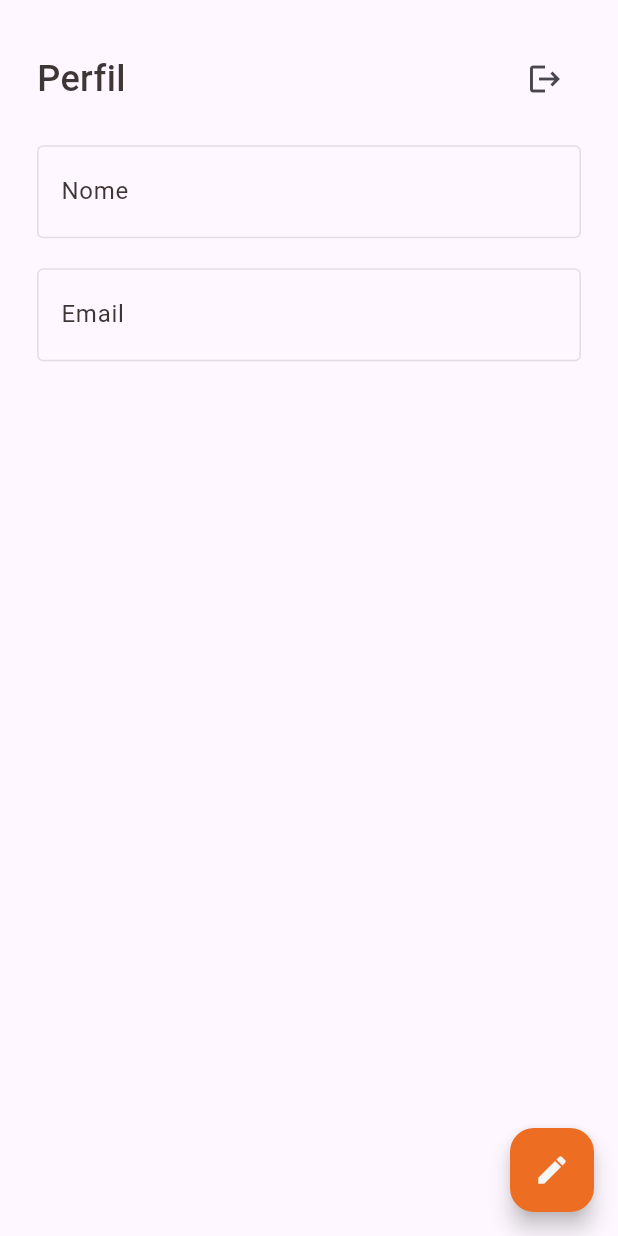
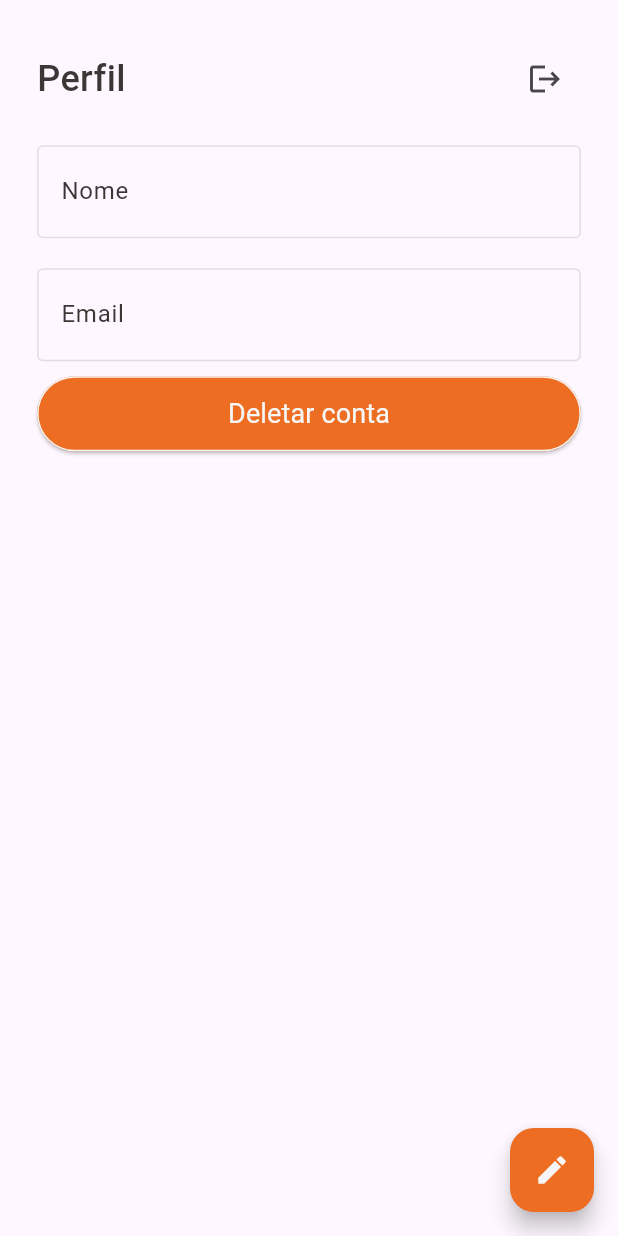
Before and after one commit to SAMES-SQUAD/sam_maker, a Flutter app: the ProfileScreen screen opened directly, on a phone screen of 412 x 824 dp. Run offline on Flutter 3.47's test engine with Material 3 defaults, Android fonts, the phone set to English and light mode, and no system bars; our stand-ins replace cloud_firestore, easy_search_bar, firebase_auth, firebase_core; accounts and stored records are empty; generated files the repository leaves out were written again.

Commit message:
Adicionando a opção de deletar a conta no perfil

```diff
--- a/lib/screens/profile_screen.dart
+++ b/lib/screens/profile_screen.dart
@@ -1,6 +1,7 @@
 import 'package:flutter/material.dart';
 import 'package:flutter/services.dart';
 import 'package:sam_maker/screens/initial_screen.dart';
+import 'package:sam_maker/screens/login_screen.dart';
 import 'package:sam_maker/services/database_service.dart';
 import 'package:sam_maker/utils/colors.dart';
 
@@ -36,6 +37,72 @@ class _ProfileScreenState extends State<ProfileScreen> {
   void logoutUser(BuildContext context) async {
     await logout();
     Navigator.pushNamedAndRemoveUntil(context, '/login', (route) => false);
+  }
+
+  Future<void> _showDeleteConfirmationDialog(BuildContext context) async {
+    return showDialog(
+      context: context,
+      barrierDismissible: false, // impede fechar clicando fora do dialog
+      builder: (BuildContext context) {
+        return AlertDialog(
+          title: Text("Confirmar exclusão"),
+          content: SingleChildScrollView(
+            child: ListBody(
+              children: <Widget>[
+                Text(
+                    'Tem certeza que deseja deletar sua conta? Essa ação não poderá ser revertida.'),
+              ],
+            ),
+          ),
+          actions: <Widget>[
+            TextButton(
+              style: ButtonStyle(
+                backgroundColor: MaterialStateProperty.all<Color>(
+                    AppColors.redLight), // Cor de fundo do botão
+              ),
+              child: Text(
+                'Cancelar',
+                style: TextStyle(
+                  color: Colors.white, // Cor do texto
+                ),
+              ),
+              onPressed: () {
+                Navigator.of(context).pop();
+              },
+            ),
+            TextButton(
+              style: ButtonStyle(
+                backgroundColor: MaterialStateProperty.all<Color>(
+                    AppColors.greenLight), // Cor de fundo do botão
+              ),
+              child: Text('Confirmar',
+                style: TextStyle(
+                  color: Colors.white, // Cor do texto
+                ),),
+              onPressed: () async {
+                await deleteAccount();
+                Navigator.pushAndRemoveUntil(
+                  context,
+                  MaterialPageRoute(
+                    builder: (context) => InitialScreen(),
+                  ),
+                  (route) => false,
+                );
+              },
+            ),
+          ],
+        );
+      },
+    );
+  }
+
+  Future<void> deleteAccount() async {
+    try {
+      await deleteUser(); // chama o método para deletar o usuário
+    } catch (e) {
+      // Tratar erros, se necessário
+      print("Erro ao deletar conta: $e");
+    }
   }
 
   @override
@@ -130,6 +197,45 @@ class _ProfileScreenState extends State<ProfileScreen> {
                         color: AppColors.primaryColor,
                       ),
                     ),
+                    Container(
+                      margin: const EdgeInsets.only(top: 10.0),
+                      child: ElevatedButton(
+                        style: ButtonStyle(
+                          backgroundColor: MaterialStateProperty.all(
+                            AppColors.primaryColor,
+                          ),
+                          side: MaterialStateProperty.all(
+                            const BorderSide(
+                              color: AppColors.secondaryColor,
+                              width: 1,
+                            ),
+                          ),
+                          shape: MaterialStateProperty.all(
+                            RoundedRectangleBorder(
+                              borderRadius: BorderRadius.circular(30),
+                            ),
+                          ),
+                        ),
+                        onPressed: () {
+                          _showDeleteConfirmationDialog(context);
+                        },
+                        child: Container(
+                          width: screenWidth * 0.4,
+                          alignment: Alignment.center,
+                          child: const Padding(
+                            padding: EdgeInsets.all(12.0),
+                            child: Text(
+                              "Deletar conta",
+                              style: TextStyle(
+                                fontSize: 18.0,
+                                fontWeight: FontWeight.normal,
+                                color: AppColors.secondaryColor,
+                              ),
+                            ),
+                          ),
+                        ),
+                      ),
+                    ),
                   ],
                 ),
               ),
@@ -147,7 +253,8 @@ class _ProfileScreenState extends State<ProfileScreen> {
             isEditing = !isEditing;
           });
         },
-        child: Icon(isEditing ? Icons.save : Icons.edit, color: AppColors.secondaryColor),
+        child: Icon(isEditing ? Icons.save : Icons.edit,
+            color: AppColors.secondaryColor),
         backgroundColor: AppColors.primaryColor,
       ),
     );
--- a/lib/utils/colors.dart
+++ b/lib/utils/colors.dart
@@ -4,7 +4,6 @@ class AppColors {
   static const Color primaryColor = Color.fromRGBO(237, 109, 34, 1);
   static const Color secondaryColor = Color.fromRGBO(246, 246, 246, 1);
   static const Color textDarkColor = Color.fromRGBO(62, 54, 54, 1);
-  static const Color red = Color.fromRGBO(255, 87, 87, 1);
   static const Color redLight = Color.fromRGBO(248, 98, 98, 1);
   static const Color blueLight = Color.fromRGBO(30, 162, 239, 1);
   static const Color greenLight= Color.fromRGBO(96, 186, 57, 1);
```
